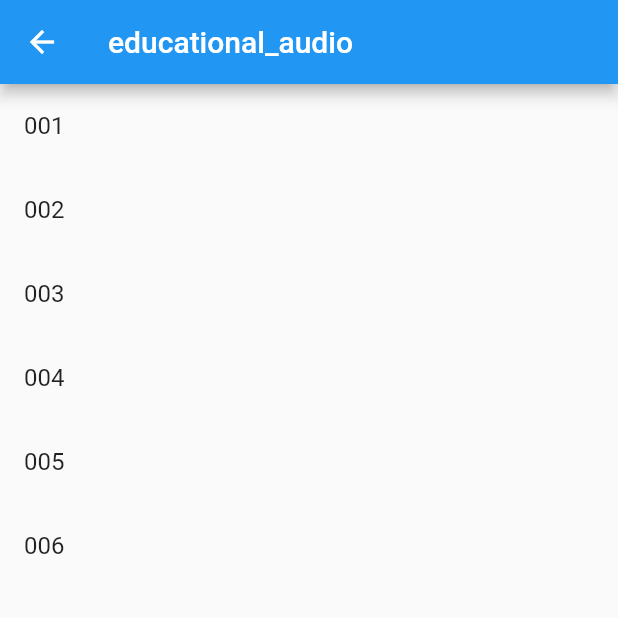
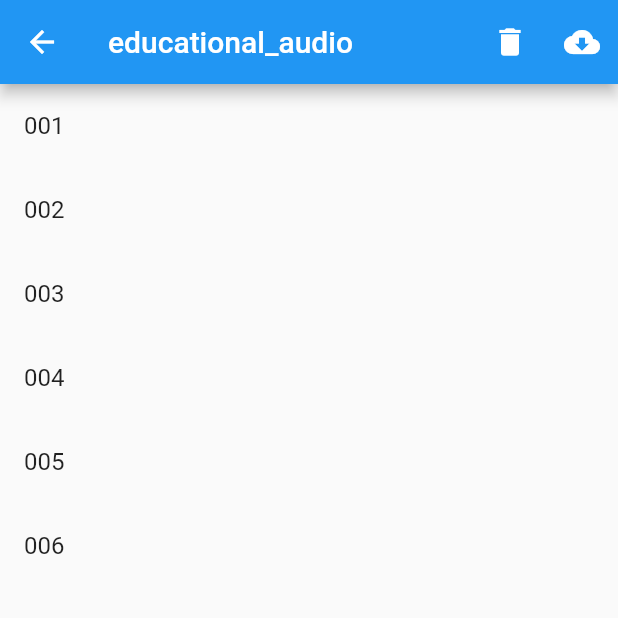
Before and after one commit to androidmaven/educational_audioplayer, a Flutter app: the AudioScreen screen opened directly, after a tap on "001", on a phone screen of 412 x 824 dp, the top half of it. Run offline on Flutter 3.47's test engine with Material 2 defaults, Android fonts, the phone set to English and light mode, and no system bars; missing offline and left inert: audioplayer, progress_hud; network calls fail.

Commit message:
add bulk audio loading and deletion

```diff
--- a/example/lib/audio_screen.dart
+++ b/example/lib/audio_screen.dart
@@ -1,3 +1,4 @@
+import 'package:educational_audioplayer/ui/audio_loader.dart';
 import 'package:educational_audioplayer/ui/bottom_player.dart';
 import 'package:flutter/material.dart';
 
@@ -38,7 +39,21 @@ class _AudioScreenState extends State<AudioScreen> {
   @override
   Widget build(BuildContext context) {
     return Scaffold(
-            appBar: AppBar(title: Text('educational_audio')),
+      appBar: AppBar(
+        title: Text('educational_audio'),
+        actions: <Widget>[
+          IconButton(
+              icon: Icon(Icons.delete),
+              onPressed: () {
+                deleteAudios(context: context, urls: widget.audios);
+              }),
+          IconButton(
+              icon: Icon(Icons.cloud_download),
+              onPressed: () {
+                loadAudios(context: context, urls: widget.audios);
+              })
+        ],
+      ),
       body: ListView.builder(
         itemBuilder: _buildAudioItem,
         itemCount: widget.audios.length,
--- a/lib/ui/common_player.dart
+++ b/lib/ui/common_player.dart
@@ -3,7 +3,6 @@ import 'dart:io';
 
 import 'package:audioplayer/audioplayer.dart';
 import 'package:flutter/material.dart';
-import 'package:path_provider/path_provider.dart';
 
 import '../util/loader.dart';
 
@@ -53,22 +52,14 @@ class CommonPlayerState extends State<CommonPlayer> {
     super.dispose();
   }
 
-  Future<String> getLocalPath(String url) async {
-    final dir = await getApplicationDocumentsDirectory();
-    String fileName = url.replaceAll('/', '_').replaceAll(':', '_');
-    return '${dir.path}/$fileName';
-  }
-
   Future loadAudio({String url, String path}) async {
     try {
       setState(() {
-        isLoading = true;
-        print('loading started');
+        print('audio loading started');
       });
       await loadFile(url: url, path: path);
       setState(() {
-        print('loading ended');
-        isLoading = false;
+        print('audio loading ended');
       });
     } on Exception {
       print('failed to download audio');
@@ -182,7 +173,7 @@ class CommonPlayerState extends State<CommonPlayer> {
     setState(() {
       Duration newPosition =
           Duration(seconds: (position.inSeconds + seconds).toInt());
-      if(newPosition.inSeconds < 0){
+      if (newPosition.inSeconds < 0) {
         newPosition = Duration(seconds: 0);
       }
       if (newPosition <= duration) {
--- a/lib/util/constants.dart
+++ b/lib/util/constants.dart
@@ -1,5 +1,3 @@
-import 'package:flutter/material.dart';
-
 const double audioNameSize = 20.0;
 const double chapterNameSize = 16.0;
 const double lecturerNameSize = 14.0;
@@ -7,3 +5,6 @@ const double timeSize = 16.0;
 const double iconSize = 50.0;
 const double playerInset = 8.0;
 const double closeIconSize = 32.0;
+
+const String resourceDownloadAudios = 'Загрузка файлов';
+const String resourceDeleteAudios = 'Удаление файлов';
--- a/pubspec.yaml
+++ b/pubspec.yaml
@@ -14,6 +14,7 @@ dependencies:
   audioplayer: ^00.5.2
   http: ^00.12.0+2
   path_provider: ^00.5.0+1
+  progress_hud: ^1.1.0
 
 dev_dependencies:
   flutter_test:
```
Also changed, not shown: lib/ui/audio_loader.dart (added, +90 -0 lines), lib/util/loader.dart (+7 -0 lines). Lines whose indentation alone changed are shown as unchanged.
